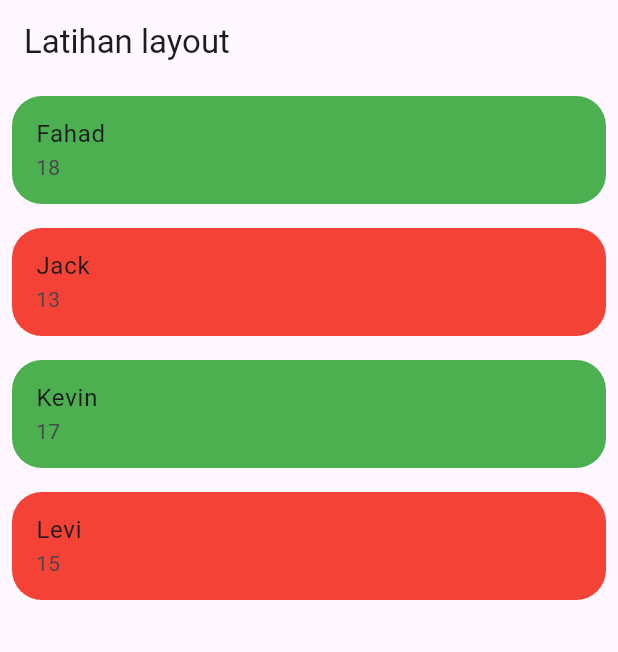
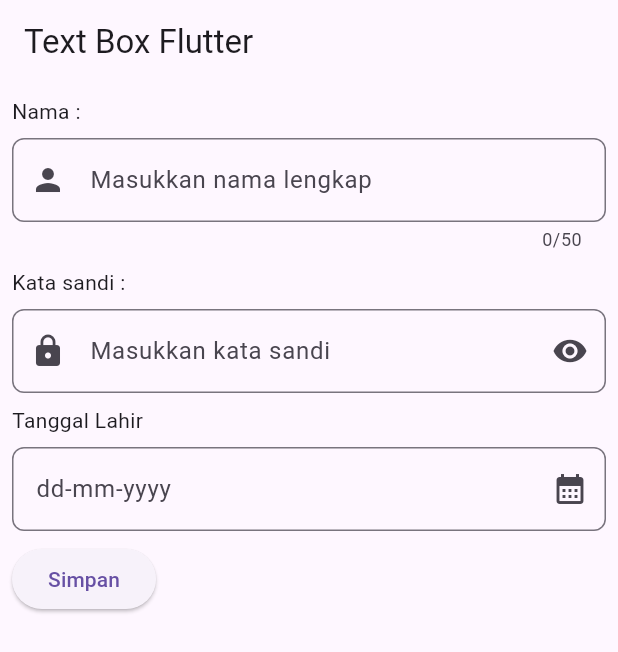
Before and after one commit to ZarXD/Zenith_App, a Flutter app: the screen it shows after launch, on a phone screen of 412 x 824 dp. Shown: the top 652 px of the screen. Run offline on Flutter 3.47's test engine with Material 3 defaults, Android fonts, the phone set to English and light mode, and no system bars.

Commit message:
Learn(form textbox)

```diff
--- /dev/null
+++ b/lib/latihan/form/text_box.dart
@@ -0,0 +1,102 @@
+import 'package:flutter/material.dart';
+
+class TextBoxPage extends StatefulWidget {
+  const TextBoxPage({super.key});
+
+  @override
+  State<TextBoxPage> createState() => _TextBoxPageState();
+}
+
+class _TextBoxPageState extends State<TextBoxPage> {
+  bool _showpassword = true;
+  final TextEditingController _namaController = TextEditingController();
+  final TextEditingController _passwordController = TextEditingController();
+  final TextEditingController _dateTimeController = TextEditingController();
+  @override
+  Widget build(BuildContext context) {
+    return Scaffold(
+      appBar: AppBar(title: Text("Text Box Flutter")),
+      body: Padding(
+        padding: const EdgeInsets.all(8.0),
+        child: Column(
+          crossAxisAlignment: CrossAxisAlignment.start,
+          children: [
+            // text field nama lengkap
+            Text("Nama :"),
+            SizedBox(height: 8),
+            TextField(
+              controller: _namaController,
+              maxLength: 50,
+              decoration: InputDecoration(
+                hintText: "Masukkan nama lengkap",
+                prefixIcon: Icon(Icons.person),
+                border: OutlineInputBorder(
+                  borderRadius: BorderRadius.circular(8),
+                ),
+              ),
+            ),
+            SizedBox(height: 10),
+            Text("Kata sandi :"),
+            SizedBox(height: 8),
+            TextField(
+              controller: _passwordController,
+              obscureText: _showpassword,
+              decoration: InputDecoration(
+                hintText: "Masukkan kata sandi",
+                suffixIcon: IconButton(
+                  onPressed: () {
+                    setState(() {
+                      _showpassword = !_showpassword;
+                    });
+                  },
+                  icon: Icon(
+                    _showpassword ? Icons.remove_red_eye : Icons.visibility_off,
+                  ),
+                ),
+                prefixIcon: Icon(Icons.lock),
+                border: OutlineInputBorder(
+                  borderRadius: BorderRadius.circular(8),
+                ),
+              ),
+            ),
+            SizedBox(height: 8),
+            // input tanggal
+            Text("Tanggal Lahir"),
+            SizedBox(height: 8),
+            TextField(
+              controller: _dateTimeController,
+              decoration: InputDecoration(
+                suffixIcon: Icon(Icons.calendar_month),
+                hintText: "dd-mm-yyyy",
+                border: OutlineInputBorder(
+                  borderRadius: BorderRadius.circular(8),
+                ),
+              ),
+              onTap: () async {
+                DateTime? pilihTanggal = await showDatePicker(
+                  context: context,
+                  firstDate: DateTime(2000),
+                  lastDate: DateTime(2030),
+                  initialDate: DateTime.now(),
+                );
+                // cek tanggal yang dipilih
+                if (pilihTanggal != null) {
+                  setState(() {
+                    _dateTimeController.text = "${pilihTanggal.day}-${pilihTanggal.month}-${pilihTanggal.year}";
+                  });
+                }
+              },
+            ),
+            SizedBox(height: 8),
+            ElevatedButton(
+              onPressed: () {
+                print(_namaController.text);
+              },
+              child: Text("Simpan"),
+            ),
+          ],
+        ),
+      ),
+    );
+  }
+}
--- a/lib/main.dart
+++ b/lib/main.dart
@@ -1,6 +1,7 @@
 import 'package:flutter/material.dart';
+import 'package:zenith_app/latihan/form/text_box.dart';
 // import 'package:zenith_app/latihan/list/list_1.dart';
-import 'package:zenith_app/latihan/list/list_2.dart';
+// import 'package:zenith_app/latihan/list/list_2.dart';
 // import 'package:zenith_app/latihan/state/state_1.dart';
 // import 'package:zenith_app/tugas/quiz/layout_quiz.dart';
 // import 'package:zenith_app/latihan/navigation/page_1.dart';
@@ -33,7 +34,7 @@ class MyApp extends StatelessWidget {
       //   "/halaman2" :(context)=>Page2(),
       // },
       // initialRoute: "/",
-      home: List2(),
+      home: TextBoxPage(),
     );
   }
 }
```
